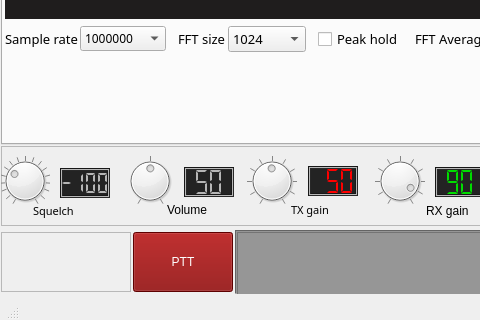
Qt form mainwindow.ui (qradiolink/qradiolink) before a commit; both pictures show x 0 to 480 and y 401 to 721 of the 1400 by 721 pixel window.
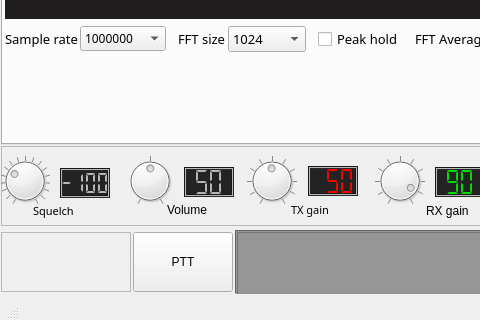
The same form after that commit. Icons and pictures are not drawn. Custom widgets are drawn as their Qt base class.

Commit message: More CSS fun

Diff of the .ui file:
```diff
--- a/mainwindow.ui
+++ b/mainwindow.ui
@@ -5143,9 +5143,7 @@
            <string>&lt;html&gt;&lt;head/&gt;&lt;body&gt;&lt;p&gt;Push to talk (Space key)&lt;/p&gt;&lt;/body&gt;&lt;/html&gt;</string>
           </property>
           <property name="styleSheet">
-           <string notr="true">font: 18pt &quot;Sans Serif&quot;;
-color: rgb(255, 255, 255);
-background-color: rgb(132, 0, 0);
+           <string notr="true">
 </string>
           </property>
           <property name="text">
```
The commit also changes 2 other files.
